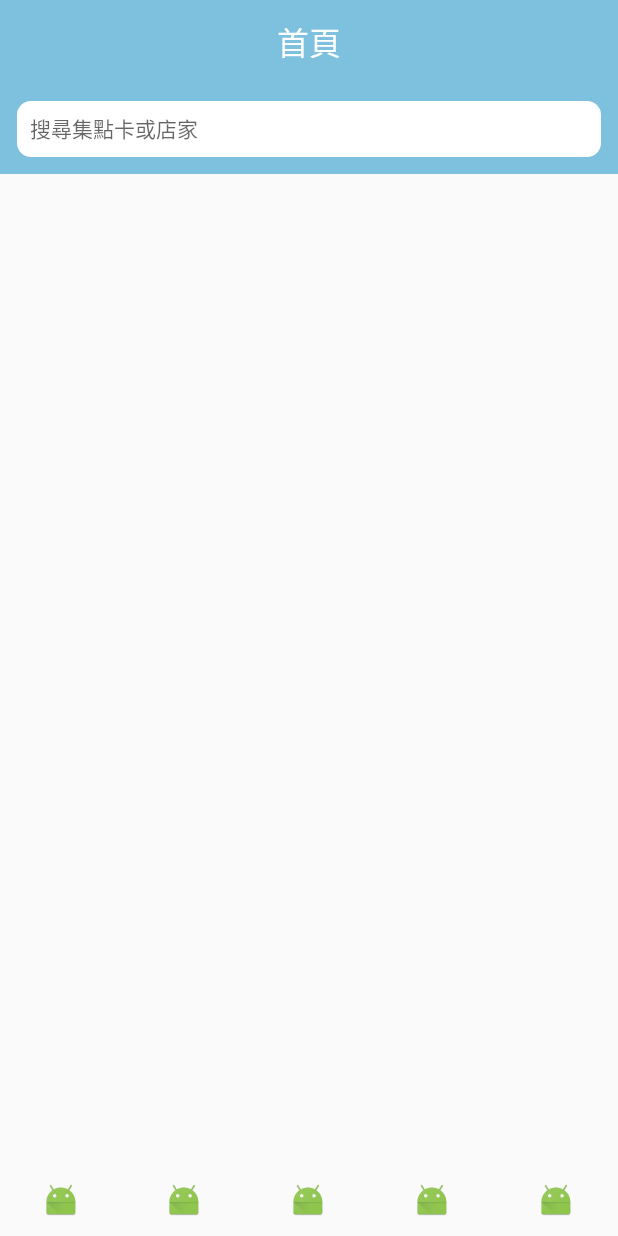
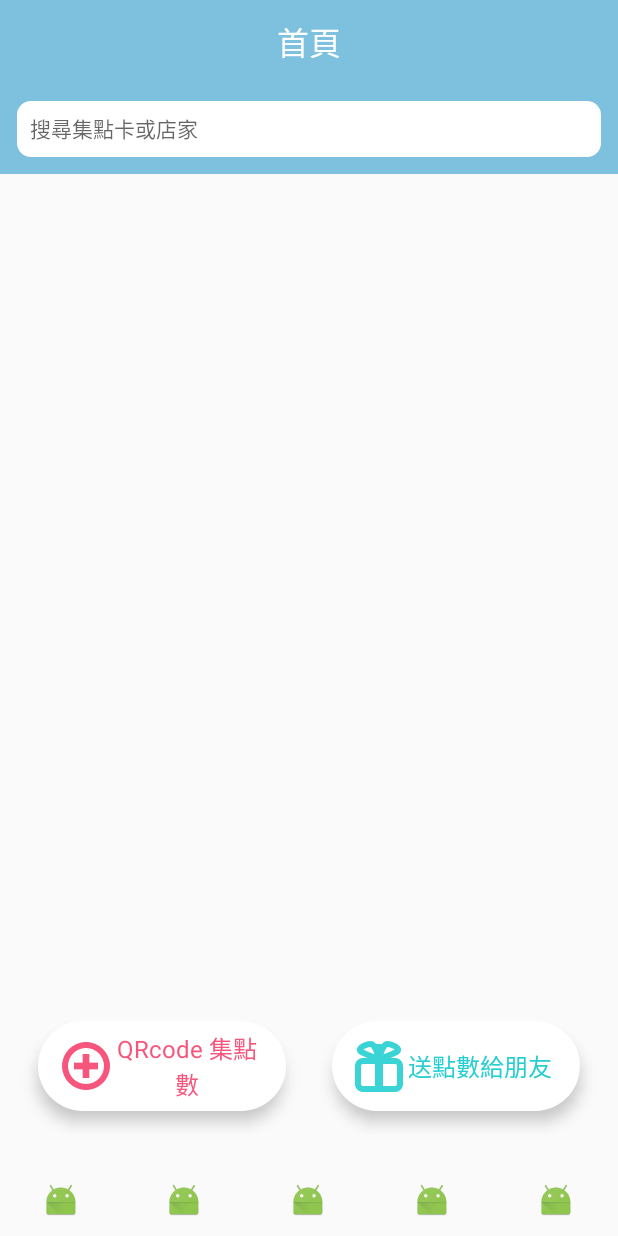
Before and after one commit to boolafish/PointTree-Android-User, an Android app: the OverviewFragment screen opened directly, with no data from a screen before it, on a phone screen of 412 x 824 dp. Run offline under Robolectric (Android 15) with nearby library versions, the phone set to English and light mode, and no system bars.

Commit message:
Choose friend page
* One activity contains a viewpager and a tab layout
* Viewpager contains three fragments

```diff
--- a/PointTreeUser/app/src/main/java/tw/com/pointtree/pointtreeuser/fragments/OverviewFragment.java
+++ b/PointTreeUser/app/src/main/java/tw/com/pointtree/pointtreeuser/fragments/OverviewFragment.java
@@ -7,10 +7,12 @@ import android.support.annotation.NonNull;
 import android.view.LayoutInflater;
 import android.view.View;
 import android.view.ViewGroup;
+import android.widget.Button;
 import android.widget.EditText;
 
 import tw.com.pointtree.pointtreeuser.R;
 import tw.com.pointtree.pointtreeuser.activities.SearchActivity;
+import tw.com.pointtree.pointtreeuser.activities.UserQueryActivity;
 
 public class OverviewFragment extends TitledFragment {
     public OverviewFragment() {
@@ -61,6 +63,7 @@ public class OverviewFragment extends TitledFragment {
     @Override
     public void onViewCreated(final View view, final Bundle savedInstanceState) {
         EditText searchText = (EditText) view.findViewById(R.id.search_bar);
+        Button sendPointButton = (Button) view.findViewById(R.id.send_button);
 
         searchText.setOnClickListener(new View.OnClickListener() {
             @Override
@@ -69,5 +72,13 @@ public class OverviewFragment extends TitledFragment {
                 startActivity(intent);
             }
         });
+
+        sendPointButton.setOnClickListener(new View.OnClickListener() {
+            @Override
+            public void onClick(View view) {
+                Intent intent = new Intent(getActivity(), UserQueryActivity.class);
+                startActivity(intent);
+            }
+        });
     }
 }
--- a/PointTreeUser/app/src/main/res/layout/fragment_overview.xml
+++ b/PointTreeUser/app/src/main/res/layout/fragment_overview.xml
@@ -1,4 +1,4 @@
-<FrameLayout xmlns:android="http://schemas.android.com/apk/res/android"
+<RelativeLayout xmlns:android="http://schemas.android.com/apk/res/android"
     xmlns:tools="http://schemas.android.com/tools"
     android:layout_width="match_parent"
     android:layout_height="match_parent"
@@ -16,4 +16,31 @@
             style="@style/AppTheme.SearchBarInactive" />
     </LinearLayout>
 
-</FrameLayout>
+    <!-- TODO: should add different resolution image -->
+    <LinearLayout
+        android:layout_width="match_parent"
+        android:layout_height="wrap_content"
+        android:orientation="horizontal"
+        android:gravity="center"
+        android:paddingBottom="@dimen/overview_button_paddingBottom"
+        android:layout_alignParentBottom="true" >
+
+        <Button
+            android:id="@+id/redeem_button"
+            style="@style/AppTheme.ButtonWithShadow"
+            android:drawableStart="@drawable/collect_point"
+            android:paddingStart="@dimen/overview_button_padding"
+            android:paddingEnd="@dimen/overview_button_padding"
+            android:text="@string/collect_point"
+            android:textColor="@color/colorCardDetailPagerIndicator" />
+
+        <Button
+            android:id="@+id/send_button"
+            style="@style/AppTheme.ButtonWithShadow"
+            android:drawableStart="@drawable/send_friends"
+            android:paddingStart="@dimen/overview_button_padding"
+            android:paddingEnd="@dimen/overview_button_padding"
+            android:text="@string/send_friends"
+            android:textColor="@color/colorSegmentControl" />
+    </LinearLayout>
+</RelativeLayout>
--- a/PointTreeUser/app/src/main/res/values/colors.xml
+++ b/PointTreeUser/app/src/main/res/values/colors.xml
@@ -7,4 +7,5 @@
     <color name="black">#030303</color>
     <color name="colorSegmentControl">#25ced1</color>
     <color name="colorCardDetailPagerIndicator">#f7567c</color>
+    <color name="colorTabLayoutDefaultText">#46ffffff</color>
 </resources>
--- a/PointTreeUser/app/src/main/res/values/dimens.xml
+++ b/PointTreeUser/app/src/main/res/values/dimens.xml
@@ -4,6 +4,10 @@
     <dimen name="activity_vertical_margin">16dp</dimen>
     <dimen name="fab_margin">16dp</dimen>
     <dimen name="appbar_padding_top">8dp</dimen>
+
+    <!-- Overview related -->
+    <dimen name="overview_button_paddingBottom">20dp</dimen>
+    <dimen name="overview_button_padding">15dp</dimen>
 
     <!-- Card detail related -->
     <dimen name="card_detail_button_paddingBottom">40dp</dimen>
--- a/PointTreeUser/app/src/main/res/values/strings.xml
+++ b/PointTreeUser/app/src/main/res/values/strings.xml
@@ -7,6 +7,10 @@
     <!-- Search bar related -->
     <string name="search_hint">搜尋集點卡或店家</string>
     <string name="title_activity_search">SearchActivity</string>
+
+    <!-- Overview related -->
+    <string name="collect_point">QRcode 集點數</string>
+    <string name="title_activity_send_point_start">SendPointStartActivity</string>
 
     <!-- Card detail related -->
     <string name="card_info">集點卡資訊</string>
@@ -18,6 +22,10 @@
     <string name="redemption_period">兌換期限：</string>
     <string name="redemption_period_to"> - </string>
 
+    <!-- Send point choosing friend related -->
+    <string name="enter_friend_id">請輸入朋友 ID</string>
+    <string name="enter_friend_mobile_number">請輸入朋友的電話號碼</string>
+
     <!-- TODO: Remove or change this placeholder text -->
     <string name="hello_blank_fragment">Hello blank fragment</string>
 
```
Also changed, not shown: PointTreeUser/app/src/main/AndroidManifest.xml (+6 -1 lines), PointTreeUser/app/src/main/java/tw/com/pointtree/pointtreeuser/activities/UserQueryActivity.java (added, +94 -0 lines), PointTreeUser/app/src/main/java/tw/com/pointtree/pointtreeuser/fragments/UserIdQueryFragment.java (added, +36 -0 lines), PointTreeUser/app/src/main/java/tw/com/pointtree/pointtreeuser/fragments/UserMobileNumberQueryFragment.java (added, +36 -0 lines), PointTreeUser/app/src/main/java/tw/com/pointtree/pointtreeuser/fragments/UserQRcodeQueryFragment.java (added, +36 -0 lines), PointTreeUser/app/src/main/res/drawable/rounded_edittext.xml (added, +17 -0 lines), PointTreeUser/app/src/main/res/layout/activity_user_query.xml (added, +22 -0 lines), PointTreeUser/app/src/main/res/layout/fragment_user_id_query.xml (added, +18 -0 lines), PointTreeUser/app/src/main/res/layout/fragment_user_mobile_number_query.xml (added, +18 -0 lines), PointTreeUser/app/src/main/res/layout/fragment_user_qrcode_query.xml (added, +10 -0 lines), PointTreeUser/app/src/main/res/values/styles.xml (+31 -0 lines), PointTreeUser/app/src/main/res/drawable-hdpi/collect_point.png (added).
